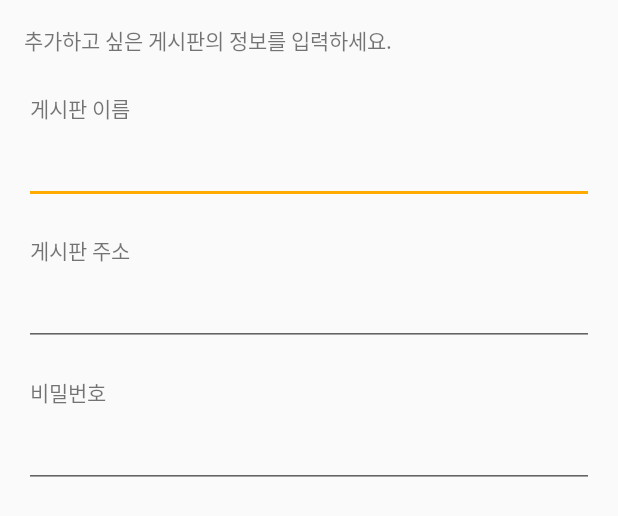
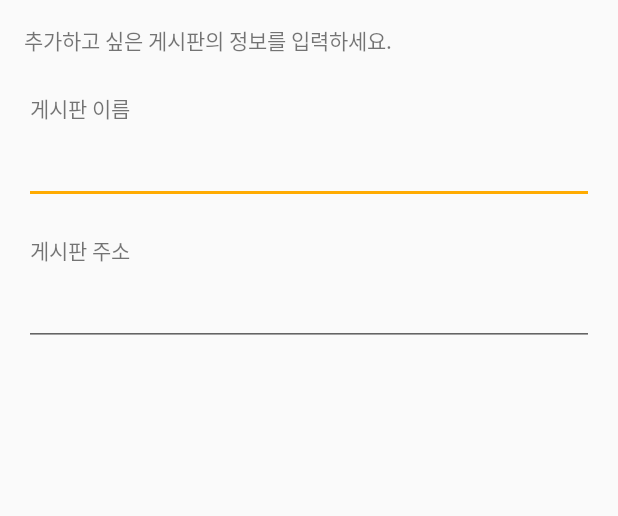
Before and after one commit to lsw3886/guichan_ge_modify, an Android app: the layout add_bulletin_popup.xml on its own in the app's theme, with its tools: preview values and no code run, on a phone screen of 412 x 824 dp. Shown: the top 516 px of the screen. Run offline under Robolectric (Android 15) with nearby library versions, the phone set to English and light mode, and no system bars.

Commit message:
sixths commit

```diff
--- a/app/src/main/java/lsw/guichange/Activity/PostActivity.java
+++ b/app/src/main/java/lsw/guichange/Activity/PostActivity.java
@@ -122,7 +122,7 @@ public class PostActivity extends AppCompatActivity {
 
     public void receivePosts(){
 
-        Call<List<Post>> versionCall = networkService.get_find_post("ppompers");
+        Call<List<Post>> versionCall = networkService.get_find_post(bulletinName);
         versionCall.enqueue(new Callback<List<Post>>() {
             @Override
             public void onResponse(Call<List<Post>> call, Response<List<Post>> response) {
--- a/app/src/main/java/lsw/guichange/fragment/Expandable.java
+++ b/app/src/main/java/lsw/guichange/fragment/Expandable.java
@@ -192,7 +192,7 @@ public class Expandable extends Fragment {
         View _layout = _inflater.inflate(R.layout.add_bulletin_popup, null);
         final EditText inputBulletinName = (EditText)_layout.findViewById(R.id.add_bulletin_name);
         final EditText inputBulletinAddress = (EditText)_layout.findViewById(R.id.add_bulletin_address);
-        final EditText inputPassword = (EditText)_layout.findViewById(R.id.add_bulletin_password);
+//        final EditText inputPassword = (EditText)_layout.findViewById(R.id.add_bulletin_password);
 //        final ImageView addBulletinImg = (ImageView)_layout.findViewById(R.id.add_bulletin_img);
 
 
@@ -207,12 +207,12 @@ public class Expandable extends Fragment {
                             database = FirebaseDatabase.getInstance();
                             String token = FirebaseInstanceId.getInstance().getToken();
                             myRef = database.getReference("Bulletins");
-                            addBulletin addBulletin = new addBulletin(inputBulletinName.getText().toString(), inputBulletinAddress.getText().toString(), token, inputPassword.getText().toString());
+                            addBulletin addBulletin = new addBulletin(inputBulletinName.getText().toString(), inputBulletinAddress.getText().toString(), token, "NONE");
                             myRef.child(inputBulletinName.getText().toString()).setValue(addBulletin);
                             Toast.makeText(getActivity().getApplicationContext(), "전송성공!",Toast.LENGTH_SHORT).show();
                             SQLiteDatabase db = dbHelper.getWritableDatabase();
 
-                            db.execSQL("insert into RequestBulletin values("+"\""+inputBulletinName.getText().toString()+ "\","+ "\""+inputBulletinAddress.getText().toString()+"\","+"\""+ inputPassword.getText().toString()+"\", "+R.drawable.guichan+");");
+                            db.execSQL("insert into RequestBulletin values("+"\""+inputBulletinName.getText().toString()+ "\","+ "\""+inputBulletinAddress.getText().toString()+"\","+"\""+ "NONE"+"\", "+R.drawable.guichan+");");
                         }
 
 
--- a/app/src/main/res/layout/add_bulletin_popup.xml
+++ b/app/src/main/res/layout/add_bulletin_popup.xml
@@ -44,21 +44,21 @@
         android:layout_marginRight="16dp"
         android:layout_height="wrap_content"
         android:inputType="textUri"/>
-    <TextView
-        android:layout_width="wrap_content"
-        android:layout_height="wrap_content"
-        android:layout_marginTop="20dp"
-        android:layout_marginLeft="20dp"
-        android:layout_marginRight="16dp"
-        android:text="비밀번호"
-        />
+    <!--<TextView-->
+        <!--android:layout_width="wrap_content"-->
+        <!--android:layout_height="wrap_content"-->
+        <!--android:layout_marginTop="20dp"-->
+        <!--android:layout_marginLeft="20dp"-->
+        <!--android:layout_marginRight="16dp"-->
+        <!--android:text="비밀번호"-->
+        <!--/>-->
 
-    <EditText
-        android:id="@+id/add_bulletin_password"
-        android:layout_width="fill_parent"
-        android:layout_marginTop="8dp"
-        android:layout_marginLeft="16dp"
-        android:layout_marginRight="16dp"
-        android:layout_height="wrap_content"
-        android:inputType="textPassword"/>
+    <!--<EditText-->
+        <!--android:id="@+id/add_bulletin_password"-->
+        <!--android:layout_width="fill_parent"-->
+        <!--android:layout_marginTop="8dp"-->
+        <!--android:layout_marginLeft="16dp"-->
+        <!--android:layout_marginRight="16dp"-->
+        <!--android:layout_height="wrap_content"-->
+        <!--android:inputType="textPassword"/>-->
 </LinearLayout>
```
Also changed, not shown: app/src/main/AndroidManifest.xml (+9 -4 lines), app/src/main/java/lsw/guichange/Adapter/RecyclerViewAdapter/RecentAdapter.java (+11 -11 lines), app/src/main/res/layout/recent_bulletin_item.xml (+5 -5 lines).
